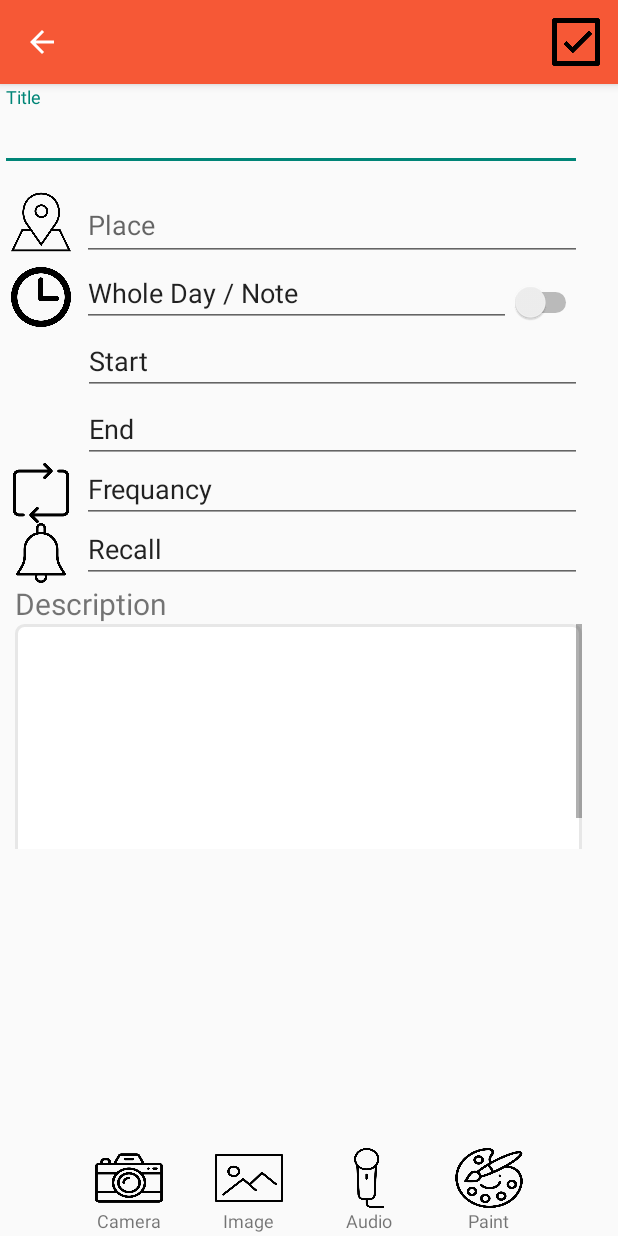
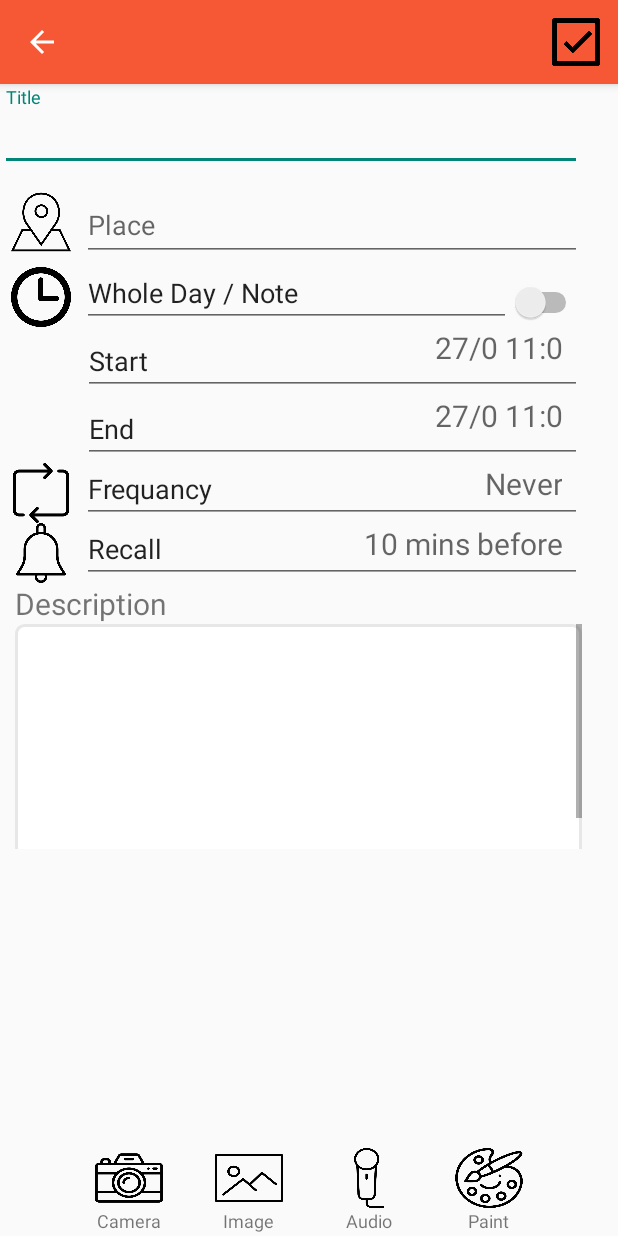
Before and after one commit to jungilwoo93/BonPlan, an Android app: the screen it shows after launch (NoteEditActivity), after a tap on an icon or button, on a phone screen of 412 x 824 dp. Run offline under Robolectric (Android 15) with nearby library versions, the phone set to English and light mode, and no system bars.

Commit message:
bug d'affichage startTime/endTime/frequancy/recall sur page NoteEditActivity

```diff
--- a/app/src/main/java/com/example/panpa/bonplan/Activities/MainActivity.java
+++ b/app/src/main/java/com/example/panpa/bonplan/Activities/MainActivity.java
@@ -95,7 +95,20 @@ public class MainActivity extends AppCompatActivity implements AdapterView.OnIte
             @Override
             public void onClick(View v) {
                 Intent intent =new Intent(MainActivity.this,NoteEditActivity.class);
-                intent.putExtra("note", new Note("","","","","","","",""));
+                Calendar cal = Calendar.getInstance();
+                int day = cal.get(Calendar.DAY_OF_MONTH);
+                int month =cal.get(Calendar.MONTH);
+                int hour = cal.get(Calendar.HOUR);
+                int minu = cal.get(Calendar.MINUTE);
+                if(minu<30&&minu>=0){
+                    minu=30;
+                }else{
+                    hour+=1;
+                    minu=00;
+                }
+                String startTime=day + "/" + month + " " + hour + ":" + minu;
+                String endTime = day + "/" + month + " " + (hour+1) + ":" + minu;
+                intent.putExtra("note", new Note("","",startTime,endTime,"Never","10 mins before","",""));
                 intent.putExtra("pos",-1);
                 startActivityForResult(intent,NOTE_CREATE);
                 //startActivity(intent);
--- a/app/src/main/java/com/example/panpa/bonplan/Activities/NoteEditActivity.java
+++ b/app/src/main/java/com/example/panpa/bonplan/Activities/NoteEditActivity.java
@@ -127,7 +127,7 @@ public class NoteEditActivity extends AppCompatActivity {
                 startActivity(intent);
             }
         });
-        Calendar cal = Calendar.getInstance();
+        /*Calendar cal = Calendar.getInstance();
         int day = cal.get(Calendar.DAY_OF_MONTH);
         int month =cal.get(Calendar.MONTH);
         int hour = cal.get(Calendar.HOUR);
@@ -137,9 +137,9 @@ public class NoteEditActivity extends AppCompatActivity {
         }else{
             hour+=1;
             minu=00;
-        }
+        }*/
         startTextView= findViewById(R.id.startTextView);
-        startTextView.setHint(day + "/" + month + " " + hour + ":" + minu);
+        //startTextView.setHint(day + "/" + month + " " + hour + ":" + minu);
         startTextView.setOnClickListener(new View.OnClickListener() {
             @Override
             public void onClick(View view) {
@@ -149,7 +149,7 @@ public class NoteEditActivity extends AppCompatActivity {
             }
         });
         endTextView= findViewById(R.id.endButton);
-        endTextView.setHint(day + "/" + month + " " + hour+1 + ":" + minu);
+        //endTextView.setHint(day + "/" + month + " " + hour+1 + ":" + minu);
         endTextView.setOnClickListener(new View.OnClickListener() {
             @Override
             public void onClick(View view) {
@@ -182,8 +182,8 @@ public class NoteEditActivity extends AppCompatActivity {
             descriptionText.setText(note.getDescrip());
             startTextView.setHint(note.getStartTime());
             endTextView.setHint(note.getStartTime());
-            freqTextView.setHint(note.getStartTime());
-            recallTextView.setHint(note.getStartTime());
+            freqTextView.setHint(note.getFrequency());
+            recallTextView.setHint(note.getRecallTime());
         }
     }
 
--- a/app/src/main/res/layout/activity_note_edit.xml
+++ b/app/src/main/res/layout/activity_note_edit.xml
@@ -136,7 +136,6 @@
                     android:cursorVisible="false"
                     android:focusable="false"
                     android:focusableInTouchMode="false"
-                    android:onClick="setTime"
                     android:textAlignment="textEnd"
                     android:textSize="20sp" />
             </FrameLayout>
@@ -211,7 +210,7 @@
                         android:cursorVisible="false"
                         android:focusable="false"
                         android:focusableInTouchMode="false"
-                        android:hint="Never"
+                        android:hint="@string/frequancyHint"
                         android:textAlignment="textEnd"
                         android:textSize="20sp" />
                 </FrameLayout>
@@ -259,7 +258,7 @@
                         android:cursorVisible="false"
                         android:focusable="false"
                         android:focusableInTouchMode="false"
-                        android:hint="10 mins before"
+                        android:hint="@string/recallHint"
                         android:textAlignment="textEnd"
                         android:textSize="20sp" />
                 </FrameLayout>
@@ -316,7 +315,7 @@
                 android:layout_width="wrap_content"
                 android:layout_height="wrap_content"
                 android:layout_gravity="center"
-                android:text="Camera"
+                android:text="@string/camera"
                 android:textSize="12sp" />
         </LinearLayout>
         <LinearLayout
@@ -335,7 +334,7 @@
                 android:layout_width="wrap_content"
                 android:layout_height="wrap_content"
                 android:layout_gravity="center"
-                android:text="Image"
+                android:text="@string/image"
                 android:textSize="12sp" />
         </LinearLayout>
         <LinearLayout
@@ -354,7 +353,7 @@
                 android:layout_width="wrap_content"
                 android:layout_height="wrap_content"
                 android:layout_gravity="center"
-                android:text="Audio"
+                android:text="@string/audio"
                 android:textSize="12sp" />
         </LinearLayout>
 
@@ -374,7 +373,7 @@
                 android:layout_width="wrap_content"
                 android:layout_height="wrap_content"
                 android:layout_gravity="center"
-                android:text="Paint"
+                android:text="@string/paint"
                 android:textSize="12sp" />
         </LinearLayout>
 
--- a/app/src/main/res/layout/dialog_choice_time.xml
+++ b/app/src/main/res/layout/dialog_choice_time.xml
@@ -58,13 +58,13 @@
             android:id="@+id/validateTime"
             android:layout_width="wrap_content"
             android:layout_height="wrap_content"
-            android:text="Ok" />
+            android:text="@string/ok" />
 
         <Button
             android:id="@+id/cancelTime"
             android:layout_width="wrap_content"
             android:layout_height="wrap_content"
-            android:text="Cancel" />
+            android:text="@string/cancel" />
     </LinearLayout>
 
 </LinearLayout>
--- a/app/src/main/res/layout/list_item.xml
+++ b/app/src/main/res/layout/list_item.xml
@@ -49,14 +49,14 @@
             android:layout_weight="1"
             android:text="TextView" />
 
-        <Switch
+        <CheckBox
             android:id="@+id/valideNote"
             android:layout_width="45dp"
             android:layout_height="wrap_content"
             android:layout_weight="2" />
 
 
-        <Switch
+        <CheckBox
             android:id="@+id/postponeNote"
             android:layout_width="45dp"
             android:layout_height="wrap_content"
--- a/app/src/main/res/values/strings.xml
+++ b/app/src/main/res/values/strings.xml
@@ -10,7 +10,15 @@
     <string name="frequancy">Frequancy</string>
     <string name="recallTime">Recall</string>
     <string name="description">Description</string>
-    <string name="action_add">add</string>
+    <string name="action_add">Add</string>
+    <string name="frequancyHint">Never</string>
+    <string name="recallHint">10 mins before</string>
+    <string name="camera">Camera</string>
+    <string name="image">Image</string>
+    <string name="audio">Audio</string>
+    <string name="paint">Paint</string>
+    <string name="ok">Ok</string>
+    <string name="cancel">Cancel</string>
     <!--<string-array name="months">
         <item>Janvier</item>
         <item>Février</item>
```
Also changed, not shown: app/src/main/java/com/example/panpa/bonplan/Plan/NoteAdapter.java (+16 -10 lines).
